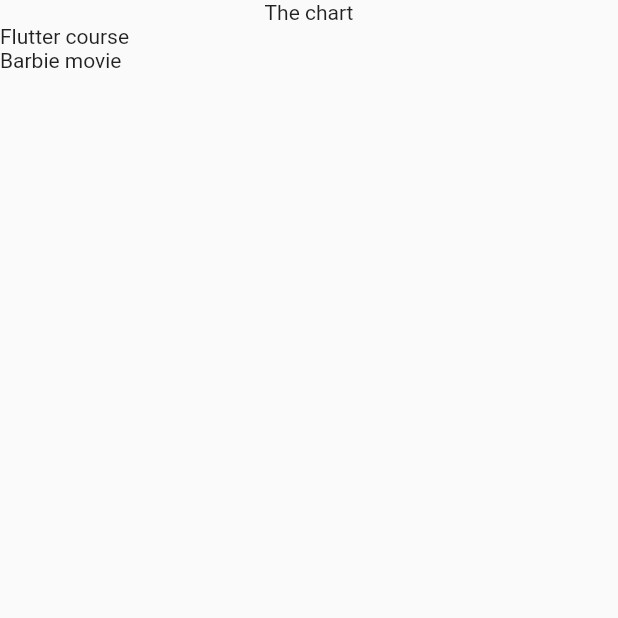
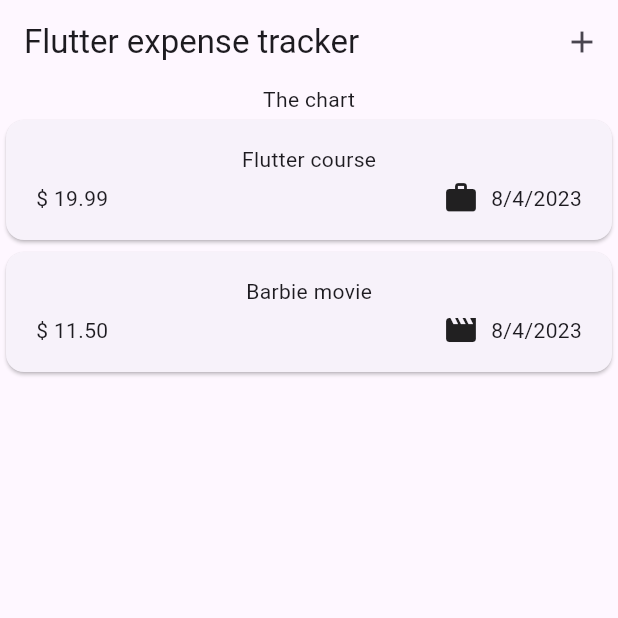
Before and after one commit to temevh/Flutter, a Flutter app: the screen it shows after launch, on a phone screen of 412 x 824 dp, the top half of it. Run offline on Flutter 3.47's test engine with Material 2 defaults, Android fonts, the phone set to English and light mode, and no system bars; our stand-ins replace google_fonts.

Commit message:
added ability to choose category and save expense

```diff
--- a/expensesTracker/expensetracker/lib/models/expense.dart
+++ b/expensesTracker/expensetracker/lib/models/expense.dart
@@ -1,20 +1,35 @@
 import 'package:uuid/uuid.dart';
+import 'package:flutter/material.dart';
+import 'package:intl/intl.dart';
+
+final formatter = DateFormat.yMd();
 
 const uuid = Uuid();
 
 enum Category { food, travel, leisure, work }
 
+const categoryIcons = {
+  Category.food: Icons.lunch_dining,
+  Category.travel: Icons.flight_takeoff,
+  Category.leisure: Icons.movie,
+  Category.work: Icons.work,
+};
+
 class Expense {
-  Expense(
-      {required this.title,
-      required this.amount,
-      required this.date,
-      required this.category})
-      : id = uuid.v4();
+  Expense({
+    required this.title,
+    required this.amount,
+    required this.date,
+    required this.category,
+  }) : id = uuid.v4();
 
   final String id;
   final String title;
   final double amount;
   final DateTime date;
   final Category category;
+
+  String get formattedDate {
+    return formatter.format(date);
+  }
 }
--- a/expensesTracker/expensetracker/lib/expenses.dart
+++ b/expensesTracker/expensetracker/lib/widgets/expenses.dart
@@ -1,7 +1,8 @@
-import 'package:expensetracker/expenses_list.dart';
+import 'package:expensetracker/widgets/expenses_list/expenses_list.dart';
+import 'package:expensetracker/widgets/new_expense.dart';
 import 'package:flutter/material.dart';
 
-import 'models/expense.dart';
+import '../models/expense.dart';
 
 class Expenses extends StatefulWidget {
   const Expenses({super.key});
@@ -26,9 +27,32 @@ class _ExpensesState extends State<Expenses> {
         category: Category.leisure),
   ];
 
+  void _openAddExpenseOverlay() {
+    showModalBottomSheet(
+      isScrollControlled: true,
+      context: context,
+      builder: (ctx) => NewExpense(onAddExpense: _addExpense),
+    );
+  }
+
+  void _addExpense(Expense expense) {
+    setState(() {
+      _registeredExpenses.add(expense);
+    });
+  }
+
   @override
   Widget build(BuildContext context) {
     return Scaffold(
+      appBar: AppBar(
+        title: const Text("Flutter expense tracker"),
+        actions: [
+          IconButton(
+            onPressed: _openAddExpenseOverlay,
+            icon: const Icon(Icons.add),
+          ),
+        ],
+      ),
       body: Column(
         children: [
           const Text("The chart"),
--- /dev/null
+++ b/expensesTracker/expensetracker/lib/widgets/expenses_list/expense_item.dart
@@ -0,0 +1,38 @@
+import 'package:expensetracker/models/expense.dart';
+import 'package:flutter/material.dart';
+
+class ExpenseItem extends StatelessWidget {
+  const ExpenseItem(this.expense, {super.key});
+  final Expense expense;
+
+  @override
+  Widget build(BuildContext context) {
+    return Card(
+      child: Padding(
+        padding: const EdgeInsets.symmetric(
+          horizontal: 20,
+          vertical: 16,
+        ),
+        child: Column(
+          children: [
+            Text(expense.title),
+            const SizedBox(height: 4),
+            Row(
+              children: [
+                Text('\$ ${expense.amount.toStringAsFixed(2)}'),
+                const Spacer(),
+                Row(
+                  children: [
+                    Icon(categoryIcons[expense.category]),
+                    const SizedBox(width: 8),
+                    Text(expense.formattedDate)
+                  ],
+                )
+              ],
+            )
+          ],
+        ),
+      ),
+    );
+  }
+}
--- a/expensesTracker/expensetracker/lib/expenses_list.dart
+++ b/expensesTracker/expensetracker/lib/widgets/expenses_list/expenses_list.dart
@@ -1,3 +1,4 @@
+import 'package:expensetracker/widgets/expenses_list/expense_item.dart';
 import 'package:flutter/material.dart';
 
 import 'package:expensetracker/models/expense.dart';
@@ -10,7 +11,7 @@ class ExpensesList extends StatelessWidget {
   Widget build(BuildContext context) {
     return ListView.builder(
       itemCount: expenses.length,
-      itemBuilder: (ctx, index) => Text(expenses[index].title),
+      itemBuilder: (ctx, index) => ExpenseItem(expenses[index]),
     );
   }
 }
--- a/expensesTracker/expensetracker/pubspec.yaml
+++ b/expensesTracker/expensetracker/pubspec.yaml
@@ -36,6 +36,7 @@ dependencies:
   # Use with the CupertinoIcons class for iOS style icons.
   cupertino_icons: ^1.0.2
   uuid: ^3.0.7
+  intl: ^0.18.1
 
 dev_dependencies:
   flutter_test:
```
Also changed, not shown: expensesTracker/expensetracker/lib/main.dart (+4 -3 lines), expensesTracker/expensetracker/lib/widgets/new_expense.dart (added, +161 -0 lines), expensesTracker/expensetracker/pubspec.lock.
